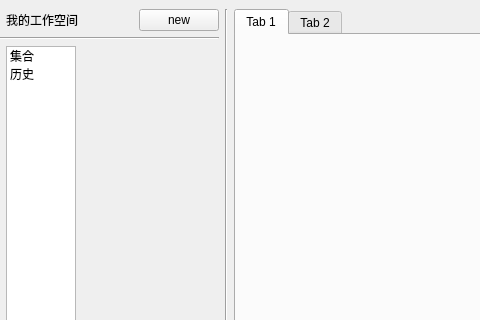
Qt form ui/workspace_view.ui (weijiang1994/iPost) before a commit; both pictures show x 0 to 480 and y 0 to 320 of the 889 by 684 pixel window.
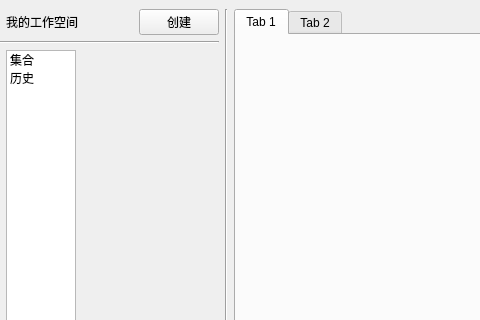
The same form after that commit.

What changed in the file:
```diff
--- a/ui/workspace_view.ui
+++ b/ui/workspace_view.ui
@@ -55,7 +55,7 @@
          <item>
           <widget class="QPushButton" name="new_pushButton">
            <property name="text">
-            <string>new</string>
+            <string>创建</string>
            </property>
           </widget>
          </item>
```
